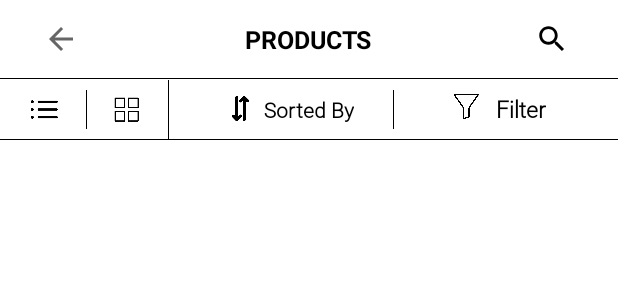
After one commit to MuhammadRaahim/SK_HUB, an Android app: the layout fragment_product.xml on its own in the app's theme, with its tools: preview values and no code run, on a phone screen of 412 x 824 dp. The commit adds this screen. Shown: the top 300 px of the screen. Run offline under Robolectric (Android 15) with nearby library versions, the phone set to English and light mode, and no system bars.

Commit message:
product page

```diff
--- a/app/build.gradle
+++ b/app/build.gradle
@@ -43,6 +43,7 @@ dependencies {
     implementation 'com.google.android.material:material:1.4.0'
     implementation 'androidx.constraintlayout:constraintlayout:2.1.2'
     implementation 'androidx.swiperefreshlayout:swiperefreshlayout:1.1.0'
+    implementation 'androidx.legacy:legacy-support-v4:1.0.0'
     testImplementation 'junit:junit:4.+'
     androidTestImplementation 'androidx.test.ext:junit:1.1.3'
     androidTestImplementation 'androidx.test.espresso:espresso-core:3.4.0'
--- /dev/null
+++ b/app/src/main/java/com/jdars/shared_online_business/Fragments/ProductFragment.kt
@@ -0,0 +1,20 @@
+package com.jdars.shared_online_business.Fragments
+
+import android.os.Bundle
+import androidx.fragment.app.Fragment
+import android.view.LayoutInflater
+import android.view.View
+import android.view.ViewGroup
+import com.jdars.shared_online_business.R
+
+class ProductFragment : Fragment() {
+
+    override fun onCreateView(
+        inflater: LayoutInflater, container: ViewGroup?,
+        savedInstanceState: Bundle?
+    ): View? {
+        // Inflate the layout for this fragment
+        return inflater.inflate(R.layout.fragment_product, container, false)
+    }
+
+}
--- /dev/null
+++ b/app/src/main/res/layout/fragment_product.xml
@@ -0,0 +1,196 @@
+<?xml version="1.0" encoding="utf-8"?>
+<RelativeLayout xmlns:android="http://schemas.android.com/apk/res/android"
+    xmlns:tools="http://schemas.android.com/tools"
+    android:layout_width="match_parent"
+    android:layout_height="match_parent"
+    tools:context=".Fragments.ProductFragment">
+    <RelativeLayout
+        android:id="@+id/tab_bar"
+        android:layout_width="match_parent"
+        android:layout_height="@dimen/_40sdp">
+        <ImageView
+            android:id="@+id/back_IV"
+            android:layout_width="wrap_content"
+            android:layout_height="wrap_content"
+            android:layout_centerVertical="true"
+            android:layout_marginStart="@dimen/_15ssp"
+            android:padding="@dimen/_7sdp"
+            android:src="@drawable/ic_back"
+            android:clickable="true"
+            android:focusable="true"
+            android:background="?attr/selectableItemBackground"
+            android:contentDescription="@string/str_todo" />
+        <TextView
+            android:id="@+id/title"
+            android:layout_width="wrap_content"
+            android:layout_height="wrap_content"
+            android:layout_centerHorizontal="true"
+            android:layout_centerVertical="true"
+            android:layout_marginTop="@dimen/_20sdp"
+            android:text="@string/str_products"
+            android:textColor="@color/black"
+            android:textSize="@dimen/_13ssp"
+            android:textAllCaps="true"
+            android:textStyle="bold" />
+        <ImageView
+            android:id="@+id/search"
+            android:layout_width="@dimen/_32sdp"
+            android:layout_height="@dimen/_32sdp"
+            android:layout_alignParentEnd="true"
+            android:layout_centerVertical="true"
+            android:layout_marginEnd="@dimen/_18sdp"
+            android:background="?attr/selectableItemBackground"
+            android:clickable="true"
+            android:contentDescription="@string/str_todo"
+            android:focusable="true"
+            android:padding="@dimen/_7sdp"
+            android:src="@drawable/ic_search_gray"/>
+    </RelativeLayout>
+    <RelativeLayout
+        android:layout_below="@id/tab_bar"
+        android:layout_width="match_parent"
+        android:layout_height="0.5dp"
+        android:background="@color/black"/>
+    <RelativeLayout
+        android:id="@+id/relativelayout1"
+        android:layout_width="match_parent"
+        android:layout_height="@dimen/_30sdp"
+        android:layout_below="@+id/tab_bar"
+        android:layout_marginTop="@dimen/_1sdp">
+
+        <ImageView
+            android:id="@+id/simple_list"
+            android:layout_width="@dimen/_22sdp"
+            android:layout_height="@dimen/_22sdp"
+            android:layout_centerVertical="true"
+            android:layout_marginStart="@dimen/_12sdp"
+            android:contentDescription="TODO"
+            android:padding="@dimen/_4sdp"
+            android:src="@drawable/img_list" />
+
+        <RelativeLayout
+            android:layout_width="0.5dp"
+            android:layout_height="match_parent"
+            android:layout_marginStart="@dimen/_10sdp"
+            android:layout_marginTop="@dimen/_5sdp"
+            android:layout_marginBottom="@dimen/_5sdp"
+            android:layout_toEndOf="@+id/simple_list"
+            android:background="@color/black" />
+
+
+        <ImageView
+            android:id="@+id/grid_list"
+            android:layout_width="@dimen/_22sdp"
+            android:layout_height="@dimen/_22sdp"
+            android:layout_centerVertical="true"
+            android:layout_marginStart="@dimen/_20sdp"
+            android:layout_toEndOf="@+id/simple_list"
+            android:padding="@dimen/_4sdp"
+            android:contentDescription="@string/str_todo"
+            android:src="@drawable/img_grid" />
+
+        <RelativeLayout
+            android:layout_width="0.5dp"
+            android:layout_height="match_parent"
+            android:layout_marginStart="@dimen/_10sdp"
+            android:layout_toEndOf="@+id/grid_list"
+            android:background="@color/black" />
+
+
+        <LinearLayout
+            android:id="@+id/sortbyLL"
+            android:layout_width="wrap_content"
+            android:layout_height="wrap_content"
+            android:layout_centerVertical="true"
+            android:layout_marginStart="@dimen/_30sdp"
+            android:layout_toEndOf="@+id/grid_list"
+            android:orientation="horizontal"
+            tools:ignore="UseCompoundDrawables">
+
+
+            <ImageView
+                android:id="@+id/sortbyIV"
+                android:layout_width="@dimen/_14sdp"
+                android:layout_height="@dimen/_14sdp"
+                android:layout_marginStart="@dimen/_10sdp"
+                android:contentDescription="@string/str_todo"
+                android:src="@drawable/img_sortby" />
+
+            <TextView
+                android:layout_width="wrap_content"
+                android:layout_height="wrap_content"
+                android:layout_marginStart="@dimen/_5sdp"
+                android:fontFamily="@font/roboto_light"
+                android:text="@string/str_sort_by"
+                android:textColor="@color/black"
+                android:textSize="@dimen/_11sdp"
+                android:textStyle="bold" />
+        </LinearLayout>
+
+        <RelativeLayout
+            android:id="@+id/relativeline3"
+            android:layout_width="0.5dp"
+            android:layout_height="match_parent"
+            android:layout_marginStart="@dimen/_20sdp"
+            android:layout_marginTop="@dimen/_5sdp"
+            android:layout_marginBottom="@dimen/_5sdp"
+            android:layout_toEndOf="@+id/sortbyLL"
+            android:background="@color/black" />
+
+
+        <LinearLayout
+            android:id="@+id/filterLL"
+            android:layout_width="match_parent"
+            android:layout_height="wrap_content"
+            android:layout_centerVertical="true"
+            android:layout_toEndOf="@id/relativeline3"
+            tools:ignore="UseCompoundDrawables">
+
+            <ImageView
+                android:layout_width="@dimen/_14sdp"
+                android:layout_height="@dimen/_14sdp"
+                android:layout_marginStart="@dimen/_30sdp"
+                android:contentDescription="@string/str_todo"
+                android:src="@drawable/img_filter" />
+
+            <TextView
+                android:layout_width="wrap_content"
+                android:layout_height="wrap_content"
+                android:layout_marginStart="@dimen/_8sdp"
+                android:fontFamily="@font/roboto_light"
+                android:text="@string/str_filter"
+                android:textColor="@color/black"
+                android:textSize="@dimen/_12sdp"
+                android:textStyle="bold" />
+
+        </LinearLayout>
+
+
+    </RelativeLayout>
+
+    <RelativeLayout
+        android:layout_below="@id/relativelayout1"
+        android:layout_width="match_parent"
+        android:layout_height="0.5dp"
+        android:background="@color/black"
+        />
+
+
+    <androidx.recyclerview.widget.RecyclerView
+        android:id="@+id/fragment_category_recyclerview"
+        android:layout_width="match_parent"
+        android:layout_height="match_parent"
+        android:layout_below="@id/relativelayout1"
+        android:layout_marginLeft="@dimen/_5sdp"
+        android:layout_marginTop="@dimen/_10sdp"
+        android:layout_marginRight="@dimen/_5sdp" />
+
+    <ImageView
+        android:id="@+id/iv_no_inventory"
+        android:layout_width="@dimen/_200sdp"
+        android:layout_height="@dimen/_200sdp"
+        android:layout_centerInParent="true"
+        android:src="@drawable/img_no_inventory"
+        android:visibility="gone"/>
+
+</RelativeLayout>
--- a/app/src/main/res/values/strings.xml
+++ b/app/src/main/res/values/strings.xml
@@ -54,4 +54,6 @@
     <string name="str_activate">Activate</string>
     <string name="str_sign_out">Sign Out</string>
     <string name="str_women">Women</string>
+    <string name="str_sort_by">Sorted By</string>
+    <string name="str_filter">Filter</string>
 </resources>
```
Also changed, not shown: app/src/main/res/drawable-v24/img_filter.png (added), app/src/main/res/drawable-v24/img_grid.png (added), app/src/main/res/drawable-v24/img_list.png (added), app/src/main/res/drawable-v24/img_sortby.png (added).
